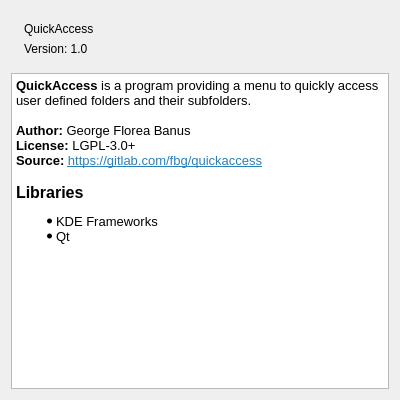
The window that src/AboutDialog.ui (g-fb/quickaccess) describes before a commit, drawn with Qt 5.
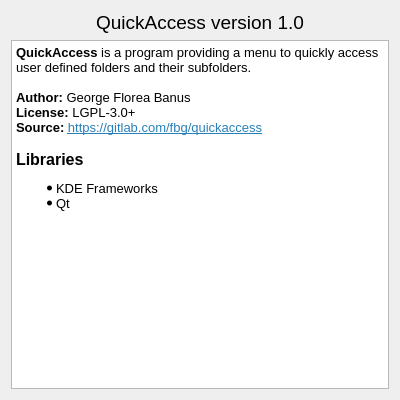
The same window after the commit. Icons and pictures are not drawn.

Commit message: improve about dialog

```diff
--- a/src/AboutDialog.ui
+++ b/src/AboutDialog.ui
@@ -35,84 +35,22 @@
    <item>
     <layout class="QVBoxLayout" name="verticalLayout">
      <item>
-      <layout class="QHBoxLayout" name="horizontalLayout_2">
-       <item>
-        <widget class="QLabel" name="label_2">
-         <property name="sizePolicy">
-          <sizepolicy hsizetype="Minimum" vsizetype="Preferred">
-           <horstretch>0</horstretch>
-           <verstretch>0</verstretch>
-          </sizepolicy>
-         </property>
-         <property name="text">
-          <string/>
-         </property>
-         <property name="pixmap">
-          <pixmap>icons/folder.svg</pixmap>
-         </property>
-        </widget>
-       </item>
-       <item>
-        <layout class="QVBoxLayout" name="verticalLayout_3" stretch="0,0,0,0">
-         <property name="sizeConstraint">
-          <enum>QLayout::SetNoConstraint</enum>
-         </property>
-         <item>
-          <widget class="QLabel" name="label_5">
-           <property name="maximumSize">
-            <size>
-             <width>16777215</width>
-             <height>5</height>
-            </size>
-           </property>
-           <property name="text">
-            <string/>
-           </property>
-          </widget>
-         </item>
-         <item>
-          <widget class="QLabel" name="label">
-           <property name="text">
-            <string>QuickAccess</string>
-           </property>
-          </widget>
-         </item>
-         <item>
-          <widget class="QLabel" name="label_3">
-           <property name="text">
-            <string>Version: 1.0</string>
-           </property>
-          </widget>
-         </item>
-         <item>
-          <widget class="QLabel" name="label_4">
-           <property name="maximumSize">
-            <size>
-             <width>16777215</width>
-             <height>5</height>
-            </size>
-           </property>
-           <property name="text">
-            <string/>
-           </property>
-          </widget>
-         </item>
-        </layout>
-       </item>
-       <item>
-        <spacer name="horizontalSpacer">
-         <property name="orientation">
-          <enum>Qt::Horizontal</enum>
-         </property>
-         <property name="sizeHint" stdset="0">
-          <size>
-           <width>40</width>
-           <height>20</height>
-          </size>
-         </property>
-        </spacer>
-       </item>
-      </layout>
+      <widget class="QLabel" name="label">
+       <property name="font">
+        <font>
+         <pointsize>14</pointsize>
+        </font>
+       </property>
+       <property name="text">
+        <string>QuickAccess version 1.0</string>
+       </property>
+       <property name="alignment">
+        <set>Qt::AlignCenter</set>
+       </property>
+       <property name="margin">
+        <number>10</number>
+       </property>
+      </widget>
      </item>
      <item>
       <widget class="QTextBrowser" name="textBrowser">
```
Left out of the diff: 6 changed lines with no effect on the pictures. The commit also changes 2 other files.
